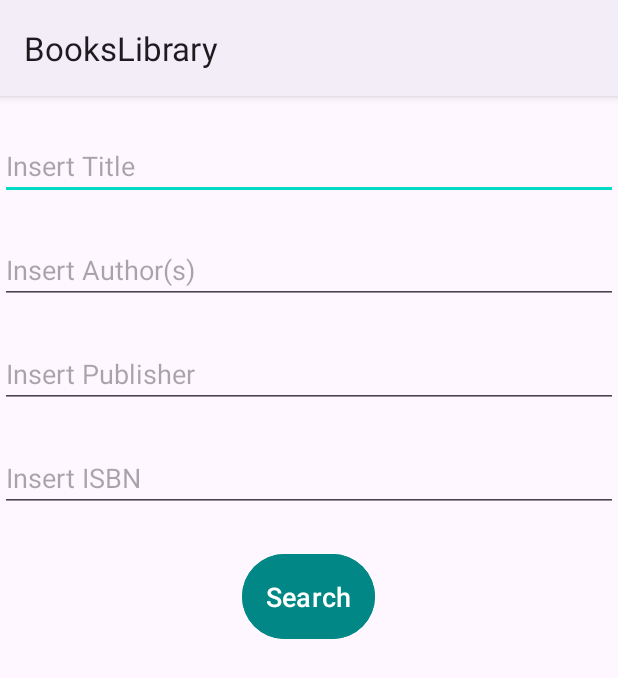
After one commit to Ali-El-Sayed/BookLibrary, an Android app: the SearchActivity screen opened directly, with no data from a screen before it, on a phone screen of 412 x 824 dp. The commit adds this screen. Shown: the top 678 px of the screen. Run offline under Robolectric (Android 15) with nearby library versions, the phone set to English and light mode, and no system bars; our stand-ins replace data binding.

Commit message:
Implement Search methods and Details Screen

```diff
--- /dev/null
+++ b/app/src/main/java/com/example/bookslibrary/SearchActivity.java
@@ -0,0 +1,54 @@
+package com.example.bookslibrary;
+
+import androidx.annotation.NonNull;
+import androidx.appcompat.app.AppCompatActivity;
+import androidx.databinding.DataBindingUtil;
+
+import android.content.Intent;
+import android.os.Bundle;
+import android.util.Log;
+import android.widget.Toast;
+
+import com.example.bookslibrary.databinding.ActivitySearchBinding;
+
+import java.net.URL;
+
+public class SearchActivity extends AppCompatActivity {
+
+    private static final String TAG = "SearchActivity";
+
+    @Override
+    protected void onCreate(Bundle savedInstanceState) {
+        super.onCreate(savedInstanceState);
+        setContentView(R.layout.activity_search);
+        ActivitySearchBinding binding = DataBindingUtil
+                .setContentView(this, R.layout.activity_search);
+
+
+        binding.btnSearch.setOnClickListener(view -> {
+            String title = binding.etTitle.getText().toString().trim().toLowerCase();
+            String author = binding.etAuthor.getText().toString().trim().toLowerCase();
+            // International Standard Book Number
+            String isbn = binding.etISBN.getText().toString().trim().toLowerCase();
+            if (isbn.contains("-"))
+                isbn = isbn.replace("-", "");
+
+            String publisher = binding.etPublisher.getText().toString().trim().toLowerCase();
+
+            if (title.isEmpty() && author.isEmpty() && publisher.isEmpty() && isbn.isEmpty()) {
+                String message = getString(R.string.no_search_terms);
+                Toast.makeText(this, message, Toast.LENGTH_SHORT).show();
+            } else {
+                Log.d(TAG, "onCreate: " + isbn);
+                String queryURL = ApiUtil.buildUrl(title, author, publisher, isbn).toString();
+                Log.d(TAG, "onCreate: " + queryURL);
+                Intent intent = new Intent(getApplicationContext(), BookListActivity.class);
+                intent.putExtra("QUERY", queryURL);
+                startActivity(intent);
+                finish();
+            }
+
+        });
+
+    }
+}
--- /dev/null
+++ b/app/src/main/res/drawable/search_button_shape.xml
@@ -0,0 +1,6 @@
+<?xml version="1.0" encoding="utf-8"?>
+<shape xmlns:android="http://schemas.android.com/apk/res/android"
+    android:shape="rectangle">
+    <corners android:radius="25dp" />
+    <solid android:color="@color/teal_700" />
+</shape>
--- a/app/src/main/res/layout/activity_main.xml
+++ b/app/src/main/res/layout/activity_main.xml
@@ -4,7 +4,7 @@
     android:layout_width="match_parent"
     android:layout_height="match_parent"
     android:orientation="vertical"
-    tools:context=".MainActivity">
+    tools:context=".BookListActivity">
 
     <ProgressBar
         android:id="@+id/pb_loading"
--- /dev/null
+++ b/app/src/main/res/layout/activity_search.xml
@@ -0,0 +1,60 @@
+<?xml version="1.0" encoding="utf-8"?>
+<layout xmlns:android="http://schemas.android.com/apk/res/android"
+    xmlns:app="http://schemas.android.com/apk/res-auto"
+    xmlns:tools="http://schemas.android.com/tools">
+
+    <LinearLayout
+        android:layout_width="match_parent"
+        android:layout_height="match_parent"
+        android:orientation="vertical"
+        tools:context="com.example.bookslibrary.SearchActivity">
+
+
+        <EditText
+            android:id="@+id/etTitle"
+            android:layout_width="match_parent"
+            android:layout_height="wrap_content"
+            android:layout_marginTop="@dimen/margin_search_activity"
+            android:ems="10"
+            android:hint="@string/hint_title" />
+
+        <EditText
+            android:id="@+id/etAuthor"
+            android:layout_width="match_parent"
+            android:layout_height="wrap_content"
+            android:layout_marginTop="@dimen/margin_search_activity"
+            android:ems="10"
+            android:hint="@string/hint_author" />
+
+        <EditText
+            android:id="@+id/etPublisher"
+            android:layout_width="match_parent"
+            android:layout_height="wrap_content"
+            android:layout_marginTop="@dimen/margin_search_activity"
+            android:ems="10"
+            android:hint="@string/hint_publisher" />
+
+        <EditText
+            android:id="@+id/etISBN"
+            android:layout_width="match_parent"
+            android:layout_height="wrap_content"
+            android:layout_marginTop="@dimen/margin_search_activity"
+            android:ems="10"
+            android:hint="@string/hint_isbn"
+            android:inputType="textPersonName" />
+
+        <Button
+            android:id="@+id/btnSearch"
+            android:layout_width="wrap_content"
+            android:layout_height="wrap_content"
+            android:layout_gravity="center"
+            android:layout_marginTop="@dimen/margin_search_activity"
+            android:backgroundTint="@color/teal_700"
+            android:padding="@dimen/standard_margin"
+            android:text="@string/search"
+            android:textColor="#FFFFFF"
+            android:textSize="18sp" />
+        />
+    </LinearLayout>
+
+</layout>
--- a/app/src/main/res/menu/book_list_menu.xml
+++ b/app/src/main/res/menu/book_list_menu.xml
@@ -6,4 +6,7 @@
         android:title="@string/menu_search"
         app:actionViewClass="android.widget.SearchView"
         app:showAsAction="always" />
+    <item
+        android:id="@+id/advanced_search"
+        android:title="@string/advanced_search" />
 </menu>
--- a/app/src/main/res/values-night/themes.xml
+++ /dev/null
@@ -1,16 +0,0 @@
-<resources xmlns:tools="http://schemas.android.com/tools">
-    <!-- Base application theme. -->
-    <style name="Theme.BooksLibrary" parent="Theme.MaterialComponents.DayNight.DarkActionBar">
-        <!-- Primary brand color. -->
-        <item name="colorPrimary">@color/purple_200</item>
-        <item name="colorPrimaryVariant">@color/purple_700</item>
-        <item name="colorOnPrimary">@color/black</item>
-        <!-- Secondary brand color. -->
-        <item name="colorSecondary">@color/teal_200</item>
-        <item name="colorSecondaryVariant">@color/teal_200</item>
-        <item name="colorOnSecondary">@color/black</item>
-        <!-- Status bar color. -->
-        <item name="android:statusBarColor">?attr/colorPrimaryVariant</item>
-        <!-- Customize your theme here. -->
-    </style>
-</resources>
--- a/app/src/main/res/values/dimens.xml
+++ b/app/src/main/res/values/dimens.xml
@@ -2,4 +2,8 @@
 <resources>
     <dimen name="title_size">20sp</dimen>
     <dimen name="authors_size">18sp</dimen>
+    <dimen name="published_date_padding">8dp</dimen>
+    <dimen name="standard_margin">16dp</dimen>
+    <dimen name="margin_search_activity">24dp</dimen>
+
 </resources>
--- a/app/src/main/res/values/strings.xml
+++ b/app/src/main/res/values/strings.xml
@@ -2,4 +2,12 @@
     <string name="app_name">BooksLibrary</string>
     <string name="error_data_message">Error Loading data from the Google Books API</string>
     <string name="menu_search">Search</string>
+
+    <string name="hint_title">Insert Title</string>
+    <string name="hint_author">Insert Author(s)</string>
+    <string name="hint_publisher">Insert Publisher</string>
+    <string name="hint_isbn">Insert ISBN</string>
+    <string name="search">Search</string>
+    <string name="advanced_search">Advanced Search</string>
+    <string name="no_search_terms">Please Insert Valid Search Terms</string>
 </resources>
--- a/app/src/main/res/values/themes.xml
+++ b/app/src/main/res/values/themes.xml
@@ -1,10 +1,10 @@
 <resources xmlns:tools="http://schemas.android.com/tools">
     <!-- Base application theme. -->
-    <style name="Theme.BooksLibrary" parent="Theme.MaterialComponents.DayNight.DarkActionBar">
+    <style name="Theme.BooksLibrary" parent="Theme.Material3.Light">
         <!-- Primary brand color. -->
-        <item name="colorPrimary">@color/purple_500</item>
-        <item name="colorPrimaryVariant">@color/purple_700</item>
-        <item name="colorOnPrimary">@color/white</item>
+        <item name="colorPrimary">@color/teal_700</item>
+        <item name="colorPrimaryVariant">@color/teal_200</item>
+        <item name="colorOnPrimary">@android:color/darker_gray</item>
         <!-- Secondary brand color. -->
         <item name="colorSecondary">@color/teal_200</item>
         <item name="colorSecondaryVariant">@color/teal_700</item>
```
Also changed, not shown: app/build.gradle (+8 -0 lines), app/src/main/AndroidManifest.xml (+9 -3 lines), app/src/main/java/com/example/bookslibrary/ApiUtil.java (+65 -15 lines), app/src/main/java/com/example/bookslibrary/BookDetails.java (added, +27 -0 lines), app/src/main/java/com/example/bookslibrary/BookListActivity.java (renamed from app/src/main/java/com/example/bookslibrary/MainActivity.java, +23 -4 lines), app/src/main/java/com/example/bookslibrary/adapter/BooksAdapter.java (+16 -8 lines), app/src/main/java/com/example/bookslibrary/model/Book.java (+74 -4 lines), app/src/main/res/layout/activity_book_details.xml (added, +114 -0 lines).
